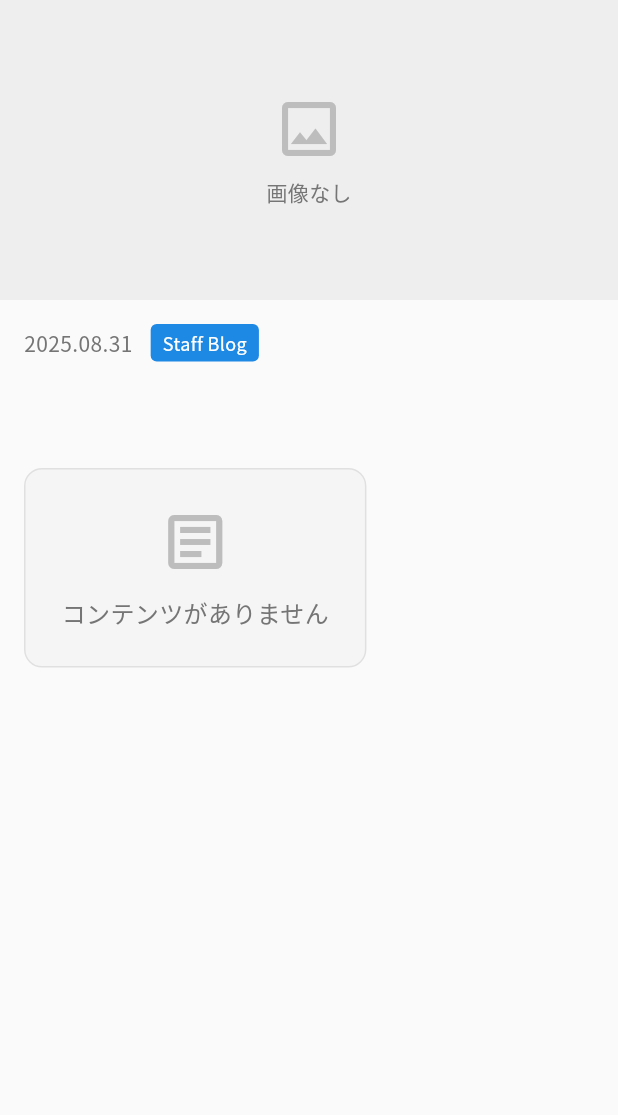
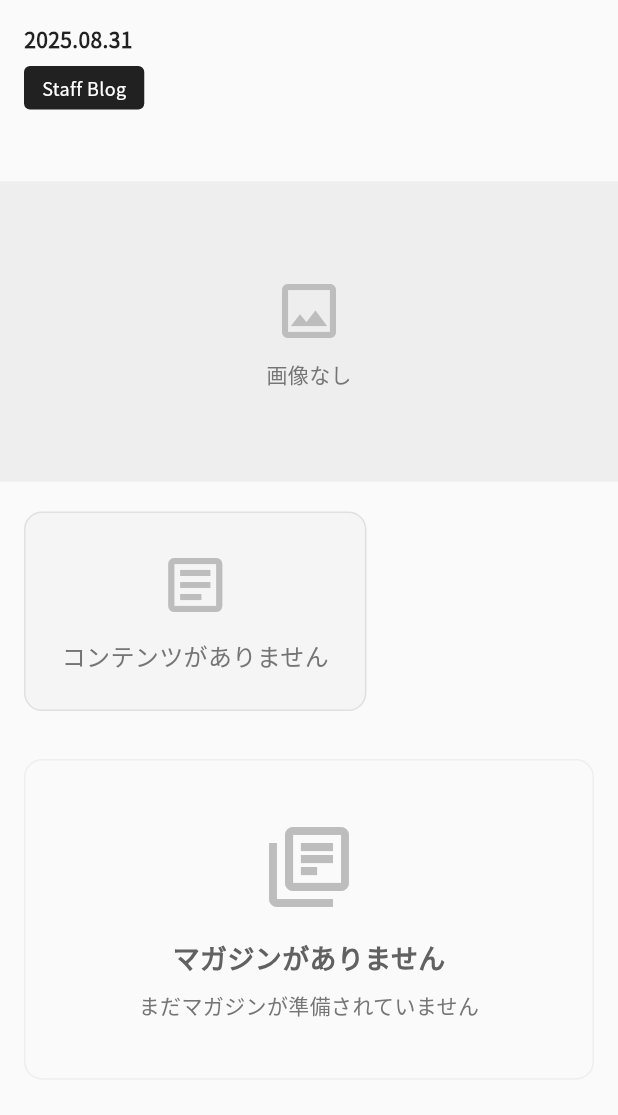
Before and after one commit to sekiguchimend/loan-simulation, a Flutter app: the MagazineDetailScreen screen opened directly with empty values, on a phone screen of 412 x 824 dp, the part 84-1199 px from its top. Run offline on Flutter 3.47's test engine with Material 3 defaults, Android fonts, the phone set to English and light mode, and no system bars; our stand-ins replace cached_network_image, flutter_dotenv, flutter_hooks, google_fonts, hooks_riverpod, supabase_flutter; accounts and stored records are empty.

Commit message:
コラムの接続修正およびマガジン詳細ページのUI調整

```diff
--- a/lib/main.dart
+++ b/lib/main.dart
@@ -1,4 +1,4 @@
-// lib/main.dart
+// loan-simulation/lib/main.dart
 import 'package:flutter/material.dart';
 import 'package:hooks_riverpod/hooks_riverpod.dart';
 import 'package:supabase_flutter/supabase_flutter.dart';
--- a/lib/pages/magazine/magazine_detail_screen.dart
+++ b/lib/pages/magazine/magazine_detail_screen.dart
@@ -2,7 +2,10 @@
 import 'package:flutter/material.dart';
 import 'package:hooks_riverpod/hooks_riverpod.dart';
 import 'package:cached_network_image/cached_network_image.dart';
+import 'package:url_launcher/url_launcher.dart';
 import 'models/blog_magazine.dart';
+import '../../providers/magazine_providers.dart';
+import 'widgets/magazine_card_widget.dart';
 
 class MagazineDetailScreen extends HookConsumerWidget {
   final BlogMagazine blog;
@@ -14,6 +17,8 @@ class MagazineDetailScreen extends HookConsumerWidget {
 
   @override
   Widget build(BuildContext context, WidgetRef ref) {
+    final magazine = ref.watch(magazineProvider);
+
     return Scaffold(
       backgroundColor: Colors.grey[50],
       appBar: AppBar(
@@ -34,30 +39,90 @@ class MagazineDetailScreen extends HookConsumerWidget {
         child: Column(
           crossAxisAlignment: CrossAxisAlignment.start,
           children: [
-            // ヘッダー画像
-            _buildHeaderImage(),
-
-            // コンテンツ
             Padding(
               padding: const EdgeInsets.all(16),
               child: Column(
                 crossAxisAlignment: CrossAxisAlignment.start,
                 children: [
-                  // 日付とラベル
-                  _buildDateAndLabel(),
+                  // 日付（左上、黒文字）
+                  Text(
+                    _formatDate(blog.createdAt),
+                    style: const TextStyle(
+                      fontSize: 14,
+                      color: Colors.black87,
+                      fontWeight: FontWeight.bold,
+                    ),
+                  ),
 
-                  const SizedBox(height: 16),
+                  const SizedBox(height: 8),
 
-                  // タイトル
-                  _buildTitle(),
+                  // Staff Blogラベル（背景黒）
+                  Container(
+                    padding: const EdgeInsets.symmetric(
+                      horizontal: 12,
+                      vertical: 6,
+                    ),
+                    decoration: BoxDecoration(
+                      color: Colors.black87,
+                      borderRadius: BorderRadius.circular(4),
+                    ),
+                    child: const Text(
+                      'Staff Blog',
+                      style: TextStyle(
+                        color: Colors.white,
+                        fontSize: 12,
+                        fontWeight: FontWeight.w500,
+                      ),
+                    ),
+                  ),
 
-                  const SizedBox(height: 24),
+                  const SizedBox(height: 12),
 
-                  // コンテンツ
-                  _buildContent(),
+                  // タイトル（小さめ）
+                  Text(
+                    blog.title ?? 'タイトルなし',
+                    style: const TextStyle(
+                      fontSize: 15,
+                      fontWeight: FontWeight.bold,
+                      color: Colors.black87,
+                      height: 1.3,
+                    ),
+                  ),
+
+                  // const SizedBox(height: 12),
                 ],
               ),
             ),
+
+            // 画像
+            _buildHeaderImage(),
+
+            const SizedBox(height: 20),
+
+            // 本文
+            Padding(
+              padding: const EdgeInsets.symmetric(horizontal: 16),
+              child: _buildContent(),
+            ),
+
+            const SizedBox(height: 32),
+
+            // マガジンセクション
+            Padding(
+              padding: const EdgeInsets.symmetric(horizontal: 16),
+              child: magazine.when(
+                data: (mag) => mag != null
+                    ? MagazineCardWidget(
+                        magazine: mag,
+                        onTap: () => _launchMagazine(mag.url),
+                      )
+                    : const NoMagazineCard(),
+                loading: () => const MagazineCardSkeleton(),
+                error: (error, stack) => _buildMagazineErrorCard('マガジンの読み込みに失敗しました', error.toString(), ref),
+              ),
+            ),
+
+            const SizedBox(height: 16),
           ],
         ),
       ),
@@ -115,55 +180,6 @@ class MagazineDetailScreen extends HookConsumerWidget {
     );
   }
 
-  Widget _buildDateAndLabel() {
-    return Row(
-      children: [
-        // 日付
-        Text(
-          _formatDate(blog.createdAt),
-          style: TextStyle(
-            fontSize: 14,
-            color: Colors.grey[600],
-          ),
-        ),
-
-        const SizedBox(width: 12),
-
-        // Staff Blogラベル
-        Container(
-          padding: const EdgeInsets.symmetric(
-            horizontal: 8,
-            vertical: 4,
-          ),
-          decoration: BoxDecoration(
-            color: Colors.blue[600],
-            borderRadius: BorderRadius.circular(4),
-          ),
-          child: const Text(
-            'Staff Blog',
-            style: TextStyle(
-              color: Colors.white,
-              fontSize: 12,
-              fontWeight: FontWeight.w500,
-            ),
-          ),
-        ),
-      ],
-    );
-  }
-
-  Widget _buildTitle() {
-    return Text(
-      blog.title ?? 'タイトルなし',
-      style: const TextStyle(
-        fontSize: 24,
-        fontWeight: FontWeight.bold,
-        color: Colors.black87,
-        height: 1.3,
-      ),
-    );
-  }
-
   Widget _buildContent() {
     if (blog.content == null || blog.content!.isEmpty) {
       return Container(
@@ -193,62 +209,54 @@ class MagazineDetailScreen extends HookConsumerWidget {
       );
     }
 
+    // シンプルなテキスト表示（白いボックスなし）
+    return Text(
+      blog.content!,
+      style: const TextStyle(
+        fontSize: 16,
+        color: Colors.black87,
+        height: 1.6,
+      ),
+    );
+  }
+
+  Widget _buildMagazineErrorCard(String message, String errorDetails, WidgetRef ref) {
     return Container(
       width: double.infinity,
-      padding: const EdgeInsets.all(20),
+      height: 200,
       decoration: BoxDecoration(
-        color: Colors.white,
+        color: Colors.red[50],
         borderRadius: BorderRadius.circular(12),
-        boxShadow: [
-          BoxShadow(
-            color: Colors.black.withOpacity(0.05),
-            blurRadius: 8,
-            offset: const Offset(0, 2),
-          ),
-        ],
+        border: Border.all(color: Colors.red[200]!),
       ),
       child: Column(
-        crossAxisAlignment: CrossAxisAlignment.start,
+        mainAxisAlignment: MainAxisAlignment.center,
         children: [
-          // コンテンツヘッダー
-          Row(
-            children: [
-              Icon(
-                Icons.article,
-                color: Colors.blue[600],
-                size: 20,
-              ),
-              const SizedBox(width: 8),
-              Text(
-                '記事内容',
-                style: TextStyle(
-                  fontSize: 16,
-                  fontWeight: FontWeight.w600,
-                  color: Colors.grey[800],
-                ),
-              ),
-            ],
+          Icon(
+            Icons.error_outline,
+            size: 48,
+            color: Colors.red[400],
           ),
-
           const SizedBox(height: 16),
-
-          // 区切り線
-          Container(
-            width: double.infinity,
-            height: 1,
-            color: Colors.grey[200],
+          Text(
+            message,
+            style: TextStyle(
+              fontSize: 16,
+              color: Colors.red[700],
+              fontWeight: FontWeight.w600,
+            ),
+            textAlign: TextAlign.center,
           ),
-
-          const SizedBox(height: 20),
-
-          // 実際のコンテンツ
-          Text(
-            blog.content!,
-            style: const TextStyle(
-              fontSize: 16,
-              color: Colors.black87,
-              height: 1.6,
+          const SizedBox(height: 16),
+          ElevatedButton(
+            onPressed: () {
+              ref.invalidate(magazineProvider);
+            },
+            style: ElevatedButton.styleFrom(
+              backgroundColor: Colors.red[600],
+              foregroundColor: Colors.white,
             ),
+            child: const Text('再試行'),
           ),
         ],
       ),
@@ -258,4 +266,19 @@ class MagazineDetailScreen extends HookConsumerWidget {
   String _formatDate(DateTime date) {
     return '${date.year}.${date.month.toString().padLeft(2, '0')}.${date.day.toString().padLeft(2, '0')}';
   }
+
+  void _launchMagazine(String? url) async {
+    if (url == null || url.isEmpty) {
+      return;
+    }
+
+    final uri = Uri.parse(url);
+    try {
+      if (await canLaunchUrl(uri)) {
+        await launchUrl(uri, mode: LaunchMode.externalApplication);
+      }
+    } catch (e) {
+      print('URL起動エラー: $e');
+    }
+  }
 }
```
Also changed, not shown: lib/pages/knowleage/knowledge_screen.dart (+1 -11 lines), lib/pages/magazine/magazine_screen.dart (+0 -62 lines), lib/providers/knowledge_providers.dart (+147 -11 lines).
